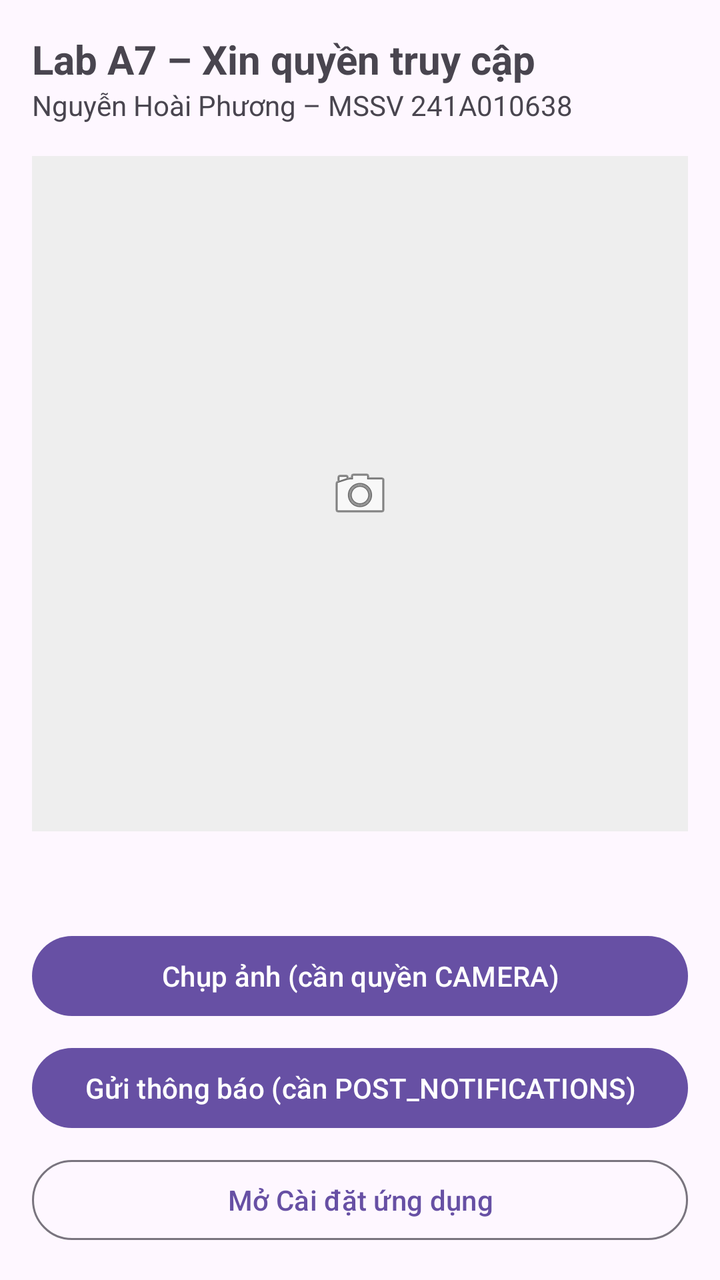
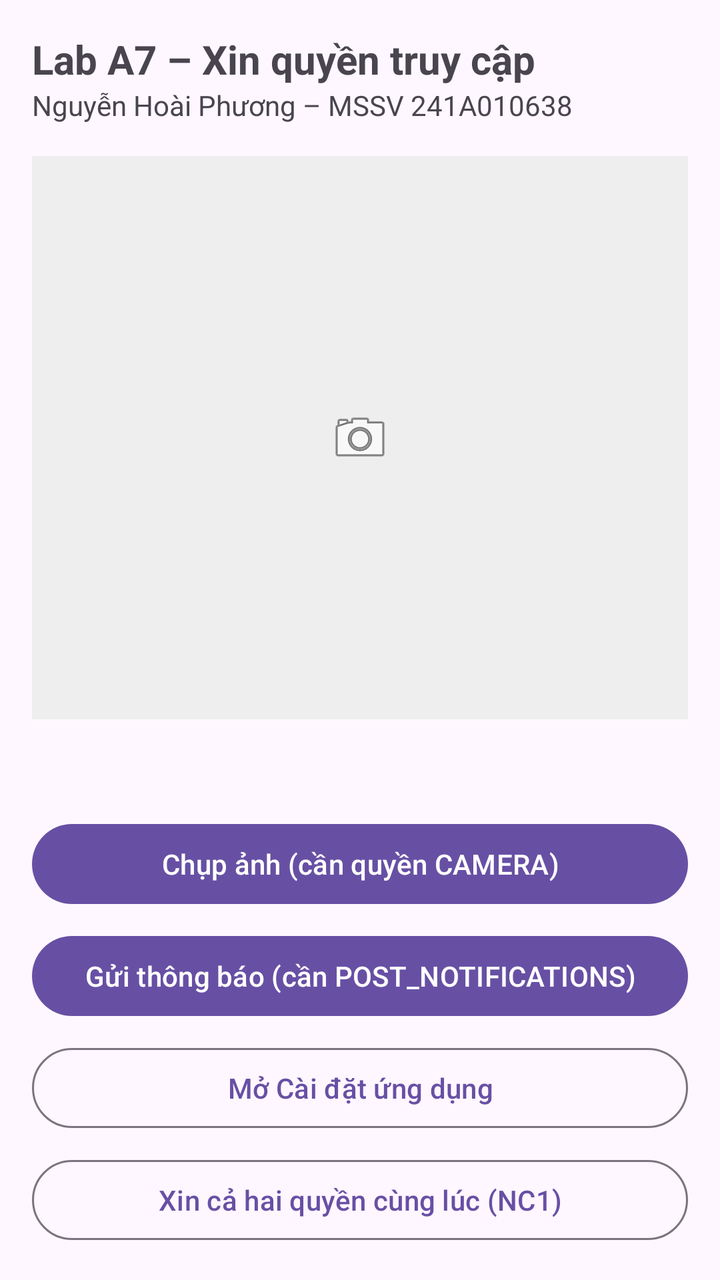

Screens rendered from an Android XML layout before and after an edit, with the pre-edit source and the edit as a unified diff.
<!-- AndroidManifest.xml: application theme Theme.A7Permission -->
<!-- res/layout/activity_main.xml -->
<?xml version="1.0" encoding="utf-8"?>
<LinearLayout xmlns:android="http://schemas.android.com/apk/res/android"
    android:id="@+id/main"
    android:layout_width="match_parent"
    android:layout_height="match_parent"
    android:orientation="vertical"
    android:padding="16dp">

    <TextView
        android:layout_width="wrap_content"
        android:layout_height="wrap_content"
        android:text="@string/title"
        android:textSize="20sp"
        android:textStyle="bold" />

    <TextView
        android:layout_width="wrap_content"
        android:layout_height="wrap_content"
        android:text="@string/student" />

    
    <ImageView
        android:id="@+id/imgAnh"
        android:layout_width="match_parent"
        android:layout_height="0dp"
        android:layout_marginTop="16dp"
        android:layout_weight="1"
        android:background="#EEEEEE"
        android:contentDescription="@string/desc_anh"
        android:scaleType="centerInside"
        android:src="@android:drawable/ic_menu_camera" />

    <TextView
        android:id="@+id/tvTrangThai"
        android:layout_width="match_parent"
        android:layout_height="wrap_content"
        android:layout_marginTop="12dp"
        android:lineSpacingExtra="4dp"
        android:textSize="15sp" />

    <Button
        android:id="@+id/btnChupAnh"
        android:layout_width="match_parent"
        android:layout_height="wrap_content"
        android:layout_marginTop="16dp"
        android:text="@string/btn_chup" />

    <Button
        android:id="@+id/btnThongBao"
        android:layout_width="match_parent"
        android:layout_height="wrap_content"
        android:layout_marginTop="8dp"
        android:text="@string/btn_thong_bao" />

    <Button
        android:id="@+id/btnCaiDat"
        style="?attr/materialButtonOutlinedStyle"
        android:layout_width="match_parent"
        android:layout_height="wrap_content"
        android:layout_marginTop="8dp"
        android:text="@string/open_settings" />

</LinearLayout>
<!-- resources referenced by this layout -->
<resources>
  <string name="btn_chup">Chụp ảnh (cần quyền CAMERA)</string>
  <string name="btn_thong_bao">Gửi thông báo (cần POST_NOTIFICATIONS)</string>
  <string name="desc_anh">Ảnh vừa chụp từ camera</string>
  <string name="open_settings">Mở Cài đặt ứng dụng</string>
  <string name="student">Nguyễn Hoài Phương – MSSV 241A010638</string>
  <string name="title">Lab A7 – Xin quyền truy cập</string>
  <style name="Theme.A7Permission" parent="Base.Theme.A7Permission" />
  <style name="Base.Theme.A7Permission" parent="Theme.Material3.DayNight.NoActionBar">
      </style>
</resources>

<!-- the commit's change to res/layout/activity_main.xml (unified diff, before → after) -->
@@ -60,4 +60,11 @@
         android:layout_marginTop="8dp"
         android:text="@string/open_settings" />
 
+    <Button
+        android:id="@+id/btnXinCaHai"
+        style="?attr/materialButtonOutlinedStyle"
+        android:layout_width="match_parent"
+        android:layout_height="wrap_content"
+        android:layout_marginTop="8dp"
+        android:text="@string/nc1_btn" />
 </LinearLayout>
<!-- resource entries referenced after the edit -->
@@ -3,6 +3,7 @@
   <string name="btn_chup">Chụp ảnh (cần quyền CAMERA)</string>
   <string name="btn_thong_bao">Gửi thông báo (cần POST_NOTIFICATIONS)</string>
   <string name="desc_anh">Ảnh vừa chụp từ camera</string>
+  <string name="nc1_btn">Xin cả hai quyền cùng lúc (NC1)</string>
   <string name="open_settings">Mở Cài đặt ứng dụng</string>
   <string name="student">Nguyễn Hoài Phương – MSSV 241A010638</string>
   <string name="title">Lab A7 – Xin quyền truy cập</string>
